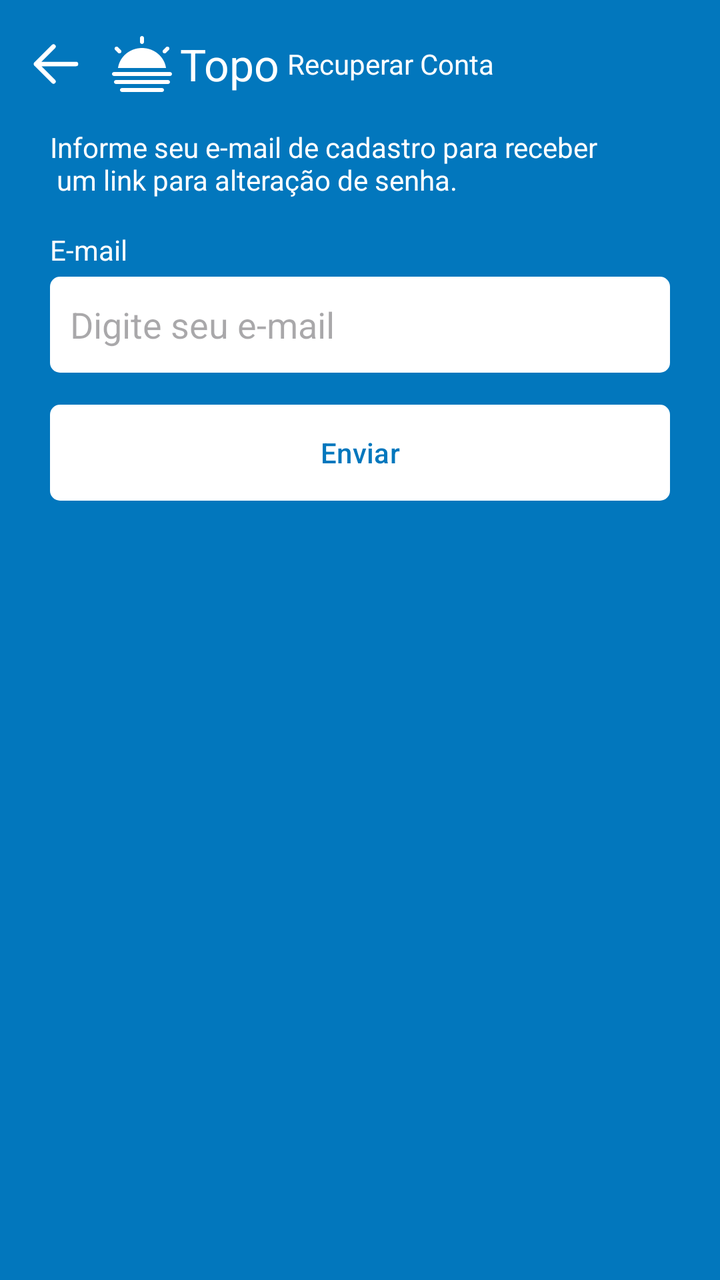
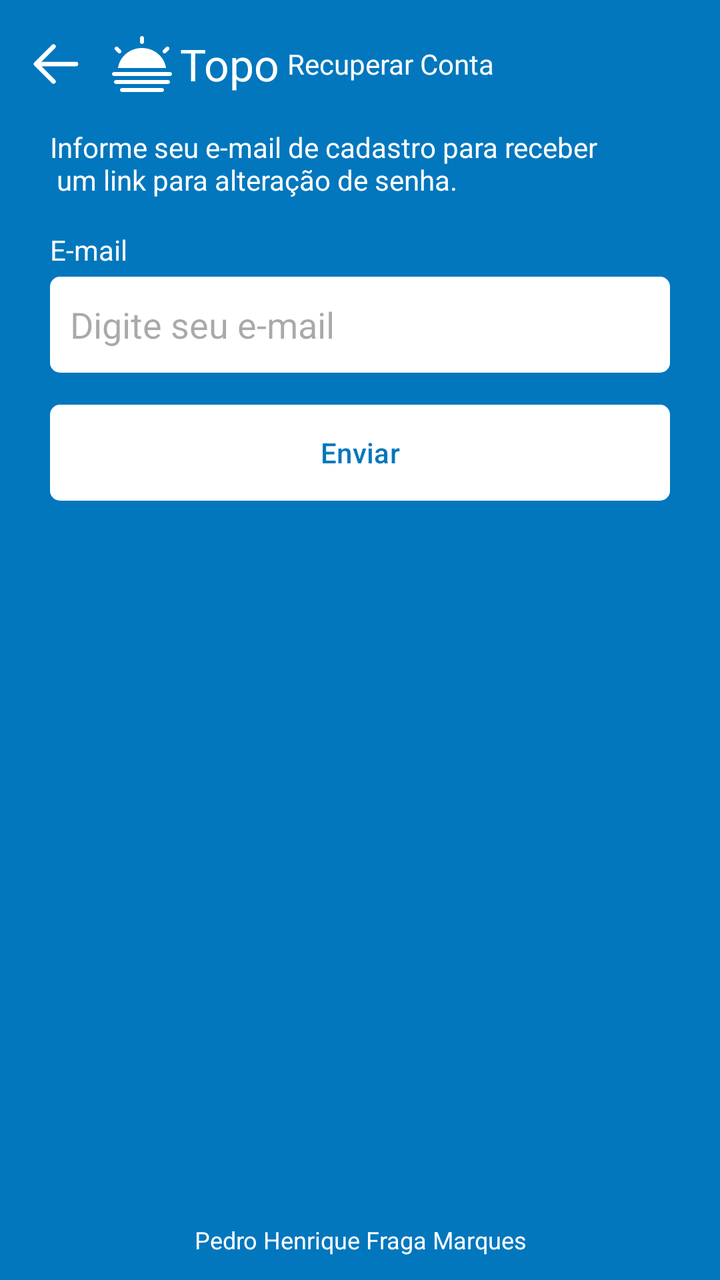

Before-and-after screenshots of an Android layout around one commit, followed by the original layout XML and the change that was made.
<!-- AndroidManifest.xml: application theme Theme.Kanban -->
<!-- res/layout/fragment_recover_account.xml -->
<?xml version="1.0" encoding="utf-8"?>
<ScrollView xmlns:android="http://schemas.android.com/apk/res/android"
    xmlns:app="http://schemas.android.com/apk/res-auto"
    xmlns:tools="http://schemas.android.com/tools"
    android:layout_width="match_parent"
    android:layout_height="match_parent"
    android:fillViewport="true"
    tools:context=".ui.auth.RecoverAccountFragment">

    <LinearLayout
        android:id="@+id/linearLayout"
        android:layout_width="match_parent"
        android:layout_height="wrap_content"
        android:orientation="vertical">

        <com.google.android.material.appbar.MaterialToolbar
            android:id="@+id/toolbar"
            android:layout_width="match_parent"
            android:layout_height="wrap_content"
            app:logo="@drawable/ic_logo"
            app:navigationIcon="@drawable/ic_back"
            app:title="Topo"
            app:titleTextColor="@color/white">

            <TextView
                android:layout_width="wrap_content"
                android:layout_height="wrap_content"
                android:layout_gravity="center_horizontal"
                android:text="Recuperar Conta"
                android:textColor="@color/white" />
        </com.google.android.material.appbar.MaterialToolbar>

        <LinearLayout
            android:id="@+id/linearLayout2"
            android:layout_width="match_parent"
            android:layout_height="wrap_content"
            android:layout_marginHorizontal="25dp"
            android:orientation="vertical">

            <TextView
                android:id="@+id/textViewMensagem"
                android:layout_width="wrap_content"
                android:layout_height="wrap_content"
                android:text="Informe seu e-mail de cadastro para receber \n um link para alteração de senha."
                android:textColor="@color/white" />

            <TextView
                android:id="@+id/textViewEmail"
                android:layout_width="wrap_content"
                android:layout_height="wrap_content"
                android:layout_marginTop="16dp"
                android:text="E-mail"
                android:textColor="@color/white" />

            <EditText
                android:id="@+id/editTextEmail"
                android:layout_width="match_parent"
                android:layout_height="48dp"
                android:layout_marginTop="4dp"
                android:background="@drawable/bg_edit_text"
                android:hint="Digite seu e-mail"
                android:inputType="textEmailAddress"
                android:padding="10dp" />

            <com.google.android.material.button.MaterialButton
                android:id="@+id/buttonEnviar"
                android:layout_width="match_parent"
                android:layout_height="wrap_content"
                android:layout_marginTop="16dp"
                android:background="@drawable/bg_btn"
                android:text="Enviar"
                android:textColor="@color/color_default"
                app:backgroundTint="@null" />

            <ProgressBar
                android:id="@+id/progressBar"
                android:layout_width="wrap_content"
                android:layout_height="wrap_content"
                android:layout_gravity="center"
                android:layout_marginTop="8dp"
                android:indeterminateTint="@color/white"
                android:visibility="gone" />
        </LinearLayout>
    </LinearLayout>
</ScrollView>
<!-- resources referenced by this layout -->
<resources>
  <color name="color_default">#0277BD</color>
  <color name="white">#FFFFFFFF</color>
  <!-- drawable bg_btn (drawable) -->
  <?xml version="1.0" encoding="utf-8"?>
  <shape xmlns:android="http://schemas.android.com/apk/res/android"
      android:shape="rectangle">
      <solid android:color="@color/white" />
      <corners android:radius="5dp" />
  </shape>
  <!-- drawable bg_edit_text (drawable) -->
  <?xml version="1.0" encoding="utf-8"?>
  <shape xmlns:android="http://schemas.android.com/apk/res/android"
      android:shape="rectangle">
  
      <solid android:color="@color/white" />
  
      <corners android:radius="5dp" />
  
  </shape>
  <!-- drawable ic_back (drawable) -->
  <vector xmlns:android="http://schemas.android.com/apk/res/android"
      android:width="30dp"
      android:height="30dp"
      android:viewportWidth="24"
      android:viewportHeight="24">
      <path
          android:fillColor="#FFFFFFFF"
          android:pathData="M20,12L4,12M4,12l7,-7M4,12l7,7"
          android:strokeColor="#FFFFFFFF"
          android:strokeWidth="1.8"
          android:strokeLineCap="round"
          android:strokeLineJoin="round" />
  </vector>
  <!-- drawable ic_logo (drawable) -->
  <vector xmlns:android="http://schemas.android.com/apk/res/android" android:height="30dp" android:viewportHeight="30" android:viewportWidth="30" android:width="30dp">
        
      <path android:fillColor="#FFFFFF" android:fillType="evenOdd" android:pathData="M25,27L5,27C4.448,27 4,27.448 4,28C4,28.553 4.448,29 5,29L25,29C25.552,29 26,28.553 26,28C26,27.448 25.552,27 25,27L25,27ZM28,23L2,23C1.448,23 1,23.448 1,24C1,24.553 1.448,25 2,25L28,25C28.552,25 29,24.553 29,24C29,23.448 28.552,23 28,23L28,23ZM29,19L1,19C0.448,19 0,19.447 0,20C0,20.553 0.448,21 1,21L29,21C29.552,21 30,20.553 30,20C30,19.447 29.552,19 29,19L29,19ZM15,5C15.552,5 16,4.553 16,4L16,2C16,1.447 15.552,1 15,1C14.448,1 14,1.447 14,2L14,4C14,4.553 14.448,5 15,5L15,5ZM27,9.414L28.414,8C28.805,7.609 28.805,6.977 28.414,6.586C28.024,6.195 27.391,6.195 27,6.586L25.586,8C25.195,8.391 25.195,9.023 25.586,9.414C25.977,9.805 26.609,9.805 27,9.414L27,9.414ZM3,9.414C3.391,9.805 4.024,9.805 4.414,9.414C4.805,9.023 4.805,8.391 4.414,8L3,6.586C2.609,6.195 1.977,6.195 1.586,6.586C1.195,6.977 1.195,7.609 1.586,8L3,9.414L3,9.414ZM27,17C26.231,11.359 21.096,7 15,7C8.904,7 3.769,11.359 3,17L27,17L27,17Z" android:strokeColor="#00000000" android:strokeWidth="1"/>
      
  </vector>
  <style name="Theme.Kanban" parent="Base.Theme.Kanban" />
  <style name="Base.Theme.Kanban" parent="Theme.Material3.DayNight.NoActionBar">
          
          
          <item name="android:windowBackground">@color/color_default</item>
          <item name="colorPrimary">@color/colorPrimary</item>
          <item name="colorPrimaryVariant">@color/colorPrimaryVariant</item>
  
      </style>
  <color name="colorPrimary">#0277BD</color>
  <color name="colorPrimaryVariant">#01579B</color>
</resources>

<!-- the commit's change to res/layout/fragment_recover_account.xml (unified diff, before → after) -->
@@ -53,7 +53,6 @@
                 android:textColor="@color/white" />
 
             <EditText
-                android:id="@+id/editTextEmail"
                 android:layout_width="match_parent"
                 android:layout_height="48dp"
                 android:layout_marginTop="4dp"
@@ -63,7 +62,6 @@
                 android:padding="10dp" />
 
             <com.google.android.material.button.MaterialButton
-                android:id="@+id/buttonEnviar"
                 android:layout_width="match_parent"
                 android:layout_height="wrap_content"
                 android:layout_marginTop="16dp"
@@ -79,7 +77,21 @@
                 android:layout_gravity="center"
                 android:layout_marginTop="8dp"
                 android:indeterminateTint="@color/white"
-                android:visibility="gone" />
+                />
         </LinearLayout>
+
+        <Space
+            android:layout_width="match_parent"
+            android:layout_height="0dp"
+            android:layout_weight="1" />
+
+        <TextView
+            android:layout_width="match_parent"
+            android:layout_height="wrap_content"
+            android:gravity="center"
+            android:padding="12dp"
+            android:text="@string/student_name"
+            android:textColor="@color/white"
+            android:textSize="12sp" />
     </LinearLayout>
 </ScrollView>
<!-- resource entries referenced after the edit -->
@@ -39,6 +39,7 @@
       <path android:fillColor="#FFFFFF" android:fillType="evenOdd" android:pathData="M25,27L5,27C4.448,27 4,27.448 4,28C4,28.553 4.448,29 5,29L25,29C25.552,29 26,28.553 26,28C26,27.448 25.552,27 25,27L25,27ZM28,23L2,23C1.448,23 1,23.448 1,24C1,24.553 1.448,25 2,25L28,25C28.552,25 29,24.553 29,24C29,23.448 28.552,23 28,23L28,23ZM29,19L1,19C0.448,19 0,19.447 0,20C0,20.553 0.448,21 1,21L29,21C29.552,21 30,20.553 30,20C30,19.447 29.552,19 29,19L29,19ZM15,5C15.552,5 16,4.553 16,4L16,2C16,1.447 15.552,1 15,1C14.448,1 14,1.447 14,2L14,4C14,4.553 14.448,5 15,5L15,5ZM27,9.414L28.414,8C28.805,7.609 28.805,6.977 28.414,6.586C28.024,6.195 27.391,6.195 27,6.586L25.586,8C25.195,8.391 25.195,9.023 25.586,9.414C25.977,9.805 26.609,9.805 27,9.414L27,9.414ZM3,9.414C3.391,9.805 4.024,9.805 4.414,9.414C4.805,9.023 4.805,8.391 4.414,8L3,6.586C2.609,6.195 1.977,6.195 1.586,6.586C1.195,6.977 1.195,7.609 1.586,8L3,9.414L3,9.414ZM27,17C26.231,11.359 21.096,7 15,7C8.904,7 3.769,11.359 3,17L27,17L27,17Z" android:strokeColor="#00000000" android:strokeWidth="1"/>
       
   </vector>
+  <string name="student_name">Pedro Henrique Fraga Marques</string>
   <style name="Theme.Kanban" parent="Base.Theme.Kanban" />
   <style name="Base.Theme.Kanban" parent="Theme.Material3.DayNight.NoActionBar">
           
